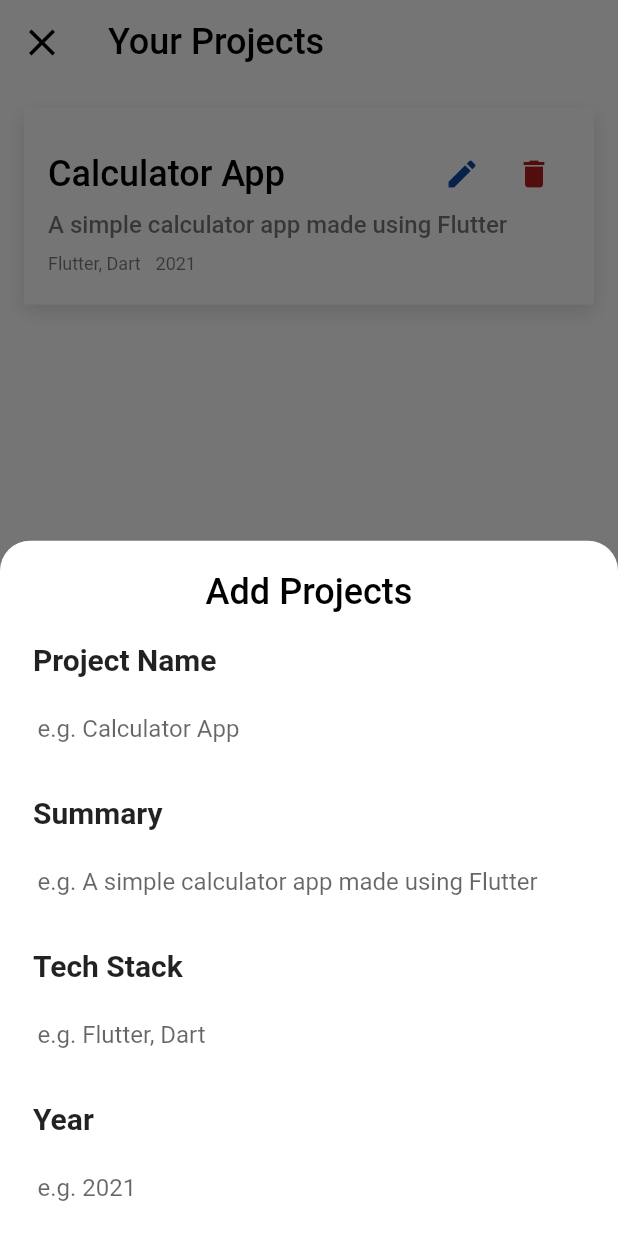
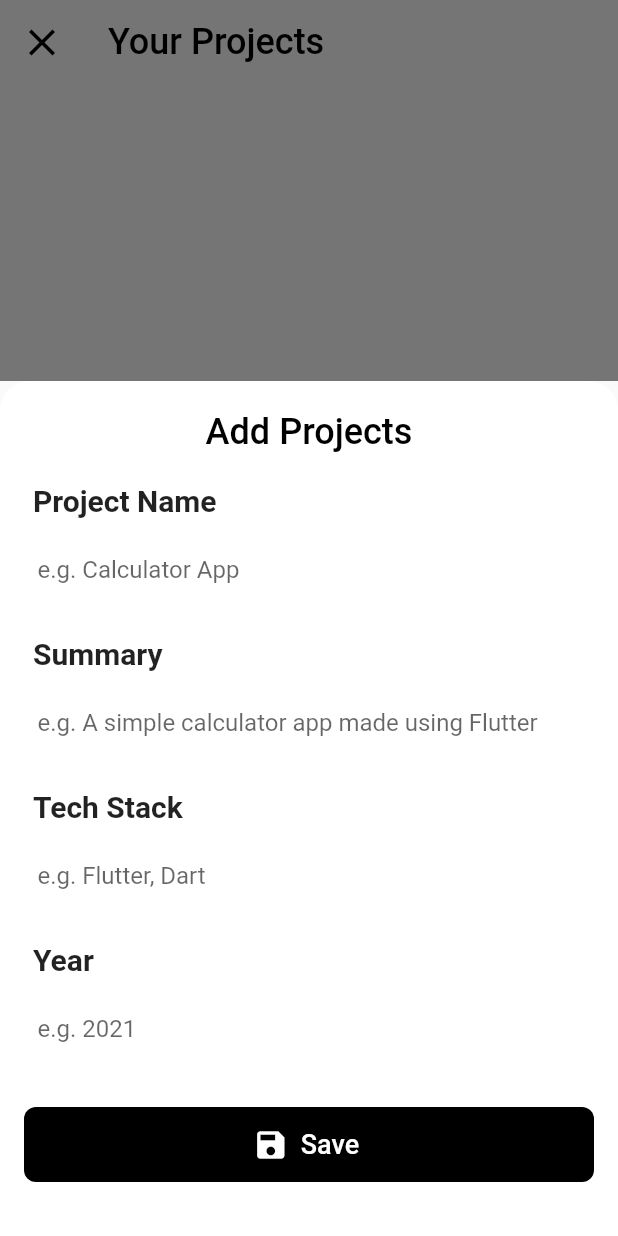
Before and after one commit to SanjayMehra-27/simple_resume_builder_app, a Flutter app: the ProjectsPage screen opened directly, after a tap on "Add Projects", on a phone screen of 412 x 824 dp. Run offline on Flutter 3.47's test engine with Material 2 defaults, Android fonts, the phone set to English and light mode, and no system bars; our stand-ins replace get, hive_flutter; accounts and stored records are empty.

Commit message:
project section add/update/edit/delete functionality added

```diff
--- a/lib/app/model/project/project_model.dart
+++ b/lib/app/model/project/project_model.dart
@@ -3,11 +3,13 @@ class ProjectModel {
   int? id;
   final String? project;
   final String? description;
+  final String? techStack;
   final String? year;
 
   ProjectModel({
     this.project,
     this.description,
+    this.techStack,
     this.year,
     int? id,
   });
@@ -22,6 +24,7 @@ class ProjectModel {
     return {
       'id': id ?? generateId(),
       'project': project,
+      'tech_stack': techStack,
       'description': description,
       'year': year,
     };
@@ -32,6 +35,7 @@ class ProjectModel {
     return ProjectModel(
       id: json['id'],
       project: json['project'],
+      techStack: json['tech_stack'],
       description: json['description'],
       year: json['year'],
     );
--- a/lib/app/modules/resume/widgets/projects_page.dart
+++ b/lib/app/modules/resume/widgets/projects_page.dart
@@ -7,7 +7,7 @@ import '../../../model/project/project_model.dart';
 import '../../../widgets/buttons/primary/primary_button.dart';
 import '../../../widgets/text_field/primary/primary_text_field.dart';
 
-class ProjectsPage extends StatelessWidget {
+class ProjectsPage extends GetView<ResumeController> {
   const ProjectsPage({Key? key}) : super(key: key);
 
   @override
@@ -37,7 +37,11 @@ class ProjectsPage extends StatelessWidget {
               mainAxisAlignment: MainAxisAlignment.start,
               crossAxisAlignment: CrossAxisAlignment.start,
               children: [
-                Container(
+                Obx(
+                  () => Expanded(
+                    child: ListView.builder(
+                      itemCount: controller.projectsSection.length,
+                      itemBuilder: (context, index) => Container(
                         margin: const EdgeInsets.all(16),
                         decoration: const BoxDecoration(
                           color: Colors.white,
@@ -52,56 +56,39 @@ class ProjectsPage extends StatelessWidget {
                         child: ListTile(
                           onLongPress: () {},
                           isThreeLine: true,
-                    title: Row(
-                      mainAxisAlignment: MainAxisAlignment.spaceBetween,
-                      children: [
-                        const Text(
-                          'Calculator App',
-                          style: AppTextStyleConst.heading,
-                        ),
-                        Row(
-                          mainAxisSize: MainAxisSize.min,
-                          children: [
-                            IconButton(
+                          trailing: IconButton(
                             onPressed: () {
-                                // Edit Project
+                              // Delete Project
+                              controller.deleteProjectSection(
+                                  controller.projectsSection[index]);
                             },
-                              icon: Icon(
-                                Icons.edit,
-                                color: Colors.blue[900]!,
+                            icon: const Icon(
+                              Icons.delete,
                             ),
                           ),
-                            IconButton(
-                              onPressed: () {
-                                // Delete Project
-                              },
-                              icon: Icon(
-                                Icons.delete,
-                                color: Colors.red[900],
-                              ),
-                            ),
-                          ],
-                        ),
-                      ],
+                          title: Text(
+                            controller.projectsSection[index].project ?? '',
+                            style: AppTextStyleConst.heading,
                           ),
                           contentPadding: const EdgeInsets.all(16),
                           subtitle: Column(
                             crossAxisAlignment: CrossAxisAlignment.start,
                             children: [
                               Text(
-                          'A simple calculator app made using Flutter',
+                                controller.projectsSection[index].description ??
+                                    '',
                                 style: AppTextStyleConst.subtitle,
                               ),
                               SizedBox(height: 10),
                               Row(
                                 children: [
                                   Text(
-                              'Flutter, Dart',
+                                    'Tech Stack:  ${controller.projectsSection[index].techStack}',
                                     style: AppTextStyleConst.caption,
                                   ),
                                   SizedBox(width: 10),
                                   Text(
-                              '2021',
+                                    'Year:  ${controller.projectsSection[index].year}',
                                     style: AppTextStyleConst.caption,
                                   ),
                                 ],
@@ -109,21 +96,42 @@ class ProjectsPage extends StatelessWidget {
                             ],
                           ),
                           onTap: () {
-                      // Add Projects
+                            // Update Projects
+                            showModalBottomSheet(
+                              context: context,
+                              isScrollControlled: true,
+                              constraints: const BoxConstraints(
+                                maxHeight: 570,
+                              ),
+                              useRootNavigator: true,
+                              builder: (context) => AddProjectsBottomsheet(
+                                isEdit: true,
+                                project: controller.projectsSection[index],
+                              ),
+                            );
                           },
                         ),
                       ),
-
+                    ),
+                  ),
+                ),
                 // Add Projects Button
-                const Expanded(child: SizedBox()),
+                // const Expanded(child: SizedBox()),
                 const SizedBox(height: 20),
                 PrimaryButton(
                   text: 'Add Projects',
                   icon: const Icon(Icons.add),
-                  onPressed: () {
+                  onPressed: () async {
                     // Add Projects Bottom Sheet
-                    Get.bottomSheet(
-                      const AddProjectsBottomsheet(),
+
+                    await showModalBottomSheet(
+                      context: context,
+                      isScrollControlled: true,
+                      constraints: const BoxConstraints(
+                        maxHeight: 570,
+                      ),
+                      useRootNavigator: true,
+                      builder: (context) => const AddProjectsBottomsheet(),
                     );
                   },
                 ),
@@ -137,12 +145,16 @@ class ProjectsPage extends StatelessWidget {
 class AddProjectsBottomsheet extends GetView<ResumeController> {
   const AddProjectsBottomsheet({
     Key? key,
+    this.isEdit = false,
+    this.project,
   }) : super(key: key);
+  final bool isEdit;
+  final ProjectModel? project;
 
   @override
   Widget build(BuildContext context) {
     return Container(
-      height: 610,
+      // height: 610,
       width: double.infinity,
       decoration: const BoxDecoration(
         color: Colors.white,
@@ -151,51 +163,80 @@ class AddProjectsBottomsheet extends GetView<ResumeController> {
           topRight: Radius.circular(20),
         ),
       ),
-      child: Column(
+      child: Obx(() => Column(
             children: [
               const SizedBox(height: 20),
-          const Text(
-            'Add Projects',
+              Text(
+                isEdit ? 'Update Projects' : 'Add Projects',
                 style: AppTextStyleConst.heading,
               ),
               const SizedBox(height: 20),
-          const PrimaryTextField(
+              PrimaryTextField(
+                initialValue: project?.project,
+                controller: controller.projectsNameTextEditingController.value,
                 hintText: 'e.g. Calculator App',
                 labelText: 'Project Name',
               ),
               const SizedBox(height: 20),
-          const PrimaryTextField(
+              PrimaryTextField(
+                initialValue: project?.description,
+                controller:
+                    controller.projectsSummaryTextEditingController.value,
                 hintText: 'e.g. A simple calculator app made using Flutter',
                 labelText: 'Summary',
               ),
               const SizedBox(height: 20),
-          const PrimaryTextField(
+              PrimaryTextField(
+                initialValue: project?.techStack,
+                controller:
+                    controller.projectsTechStackTextEditingController.value,
                 hintText: 'e.g. Flutter, Dart',
                 labelText: 'Tech Stack',
               ),
               const SizedBox(height: 20),
-          const PrimaryTextField(
+              PrimaryTextField(
+                initialValue: project?.year,
+                controller: controller.projectsYearTextEditingController.value,
                 hintText: 'e.g. 2021',
                 labelText: 'Year',
               ),
               const SizedBox(height: 20),
               PrimaryButton(
-            text: 'Save',
+                text: isEdit ? 'Update' : 'Save',
                 icon: const Icon(Icons.save),
                 onPressed: () {
-              // Save Projects
+                  if (isEdit == true) {
+                    controller.updateProjectSection(
+                      ProjectModel(
+                        id: project!.id,
+                        project: controller
+                            .projectsNameTextEditingController.value.text,
+                        description: controller
+                            .projectsSummaryTextEditingController.value.text,
+                        techStack: controller
+                            .projectsTechStackTextEditingController.value.text,
+                        year: controller
+                            .projectsYearTextEditingController.value.text,
+                      ),
+                    );
+                  } else {
                     controller.addProjectSection(
                       ProjectModel(
-                  project: 'Project 1',
-                  description:
-                      'Lorem ipsum dolor sit amet, consectetur adipiscing elit.',
-                  year: '2020',
+                        project: controller
+                            .projectsNameTextEditingController.value.text,
+                        description: controller
+                            .projectsSummaryTextEditingController.value.text,
+                        techStack: controller
+                            .projectsTechStackTextEditingController.value.text,
+                        year: controller
+                            .projectsYearTextEditingController.value.text,
                       ),
                     );
+                  }
                 },
               ),
             ],
-      ),
+          )),
     );
   }
 }
--- a/lib/app/widgets/text_field/primary/primary_text_field.dart
+++ b/lib/app/widgets/text_field/primary/primary_text_field.dart
@@ -35,7 +35,11 @@ class PrimaryTextField extends StatelessWidget {
         const SizedBox(height: 10),
         TextFormField(
           initialValue: initialValue,
-          controller: initialValue == null ? controller : null,
+          controller:
+              initialValue == null || initialValue == '' ? controller : null,
+          onChanged: (value) {
+            controller?.text = value;
+          },
           maxLines: maxLines ?? 1,
           decoration: InputDecoration(
             hintText: hintText ?? '',
```
Also changed, not shown: lib/app/modules/resume/controllers/resume_controller.dart (+19 -0 lines). Lines whose indentation alone changed are shown as unchanged.
